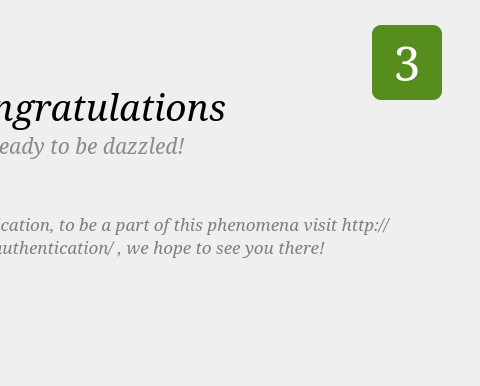
Old version of the form data/ui/uifiles/faceTrainer.ui in the repository WilliamRen/pam-face-authentication; both pictures show x 280 to 760 and y 0 to 386 of the 760 by 580 pixel window.
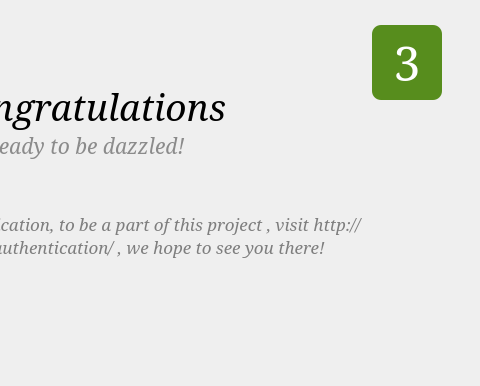
New version of the form. The open tabs and pages were chosen to show the change. Icons and pictures are not drawn.

```diff
--- a/data/ui/uifiles/faceTrainer.ui
+++ b/data/ui/uifiles/faceTrainer.ui
@@ -846,7 +846,7 @@
        <string notr="true">color: rgb(126, 126, 126);</string>
       </property>
       <property name="text">
-       <string>Thank you for using our application, to be a part of this phenomena visit http://code.google.com/p/pam-face-authentication/ , we hope to see you there!
+       <string>Thank you for using our application, to be a part of this project , visit http://code.google.com/p/pam-face-authentication/ , we hope to see you there!
 
 
 regards
```
Left out of the diff: 2 changed lines with no effect on the pictures.
